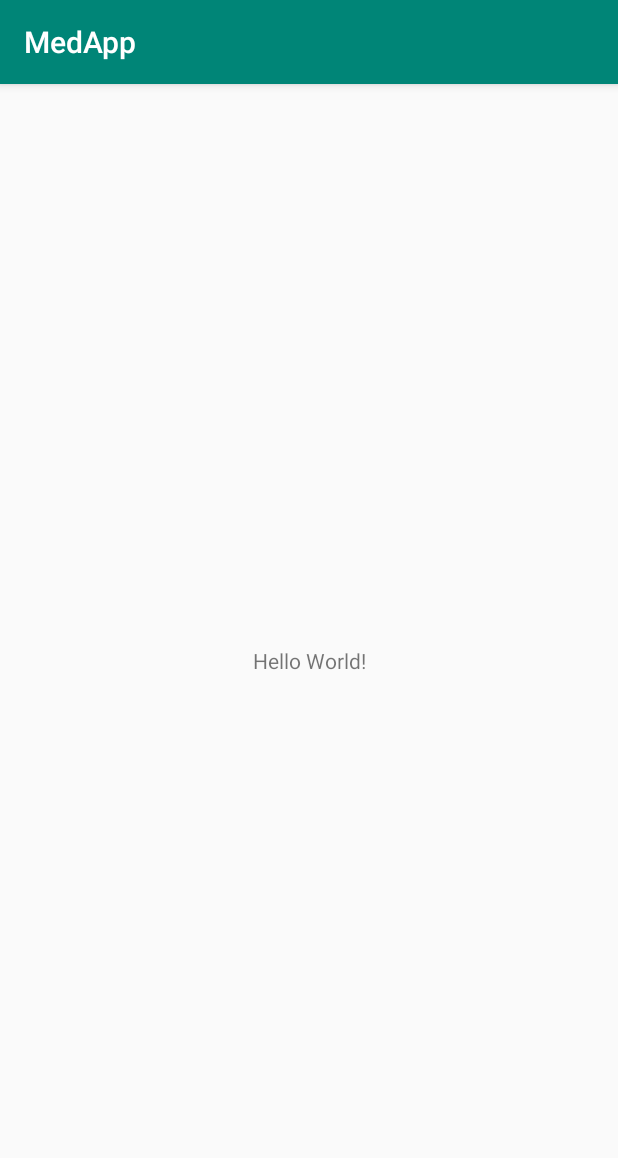
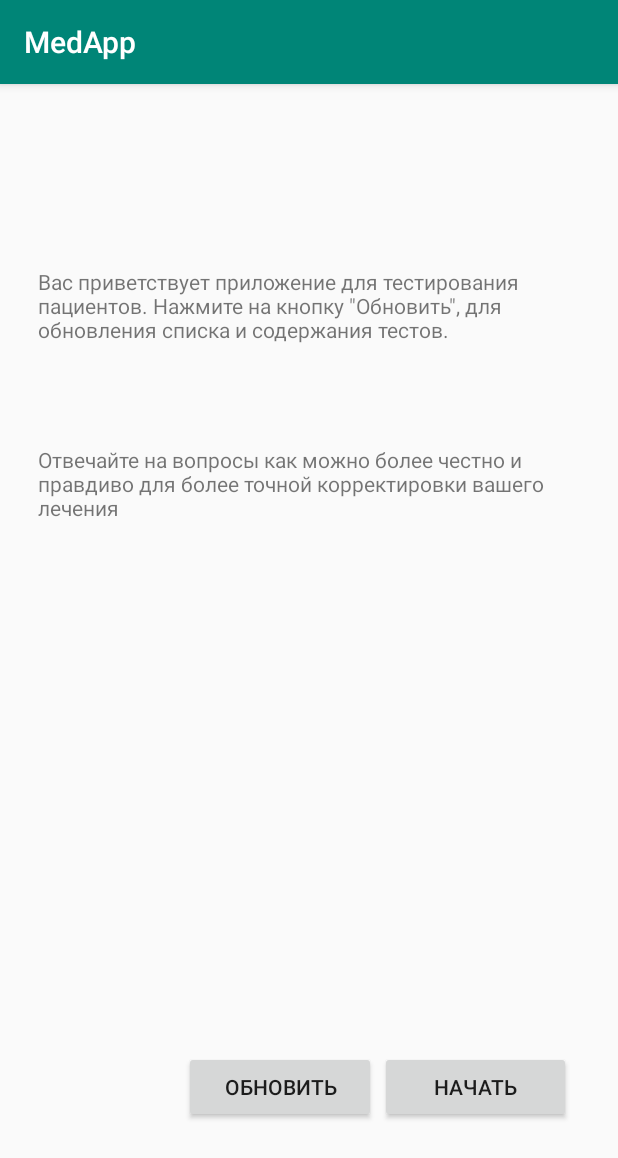
Before and after one commit to Nataliya21/MedApp1, an Android app: the screen it shows after launch (MainActivity), on a phone screen of 412 x 824 dp. Shown: the top 1158 px of the screen. Run offline under Robolectric (Android 15) with nearby library versions, the phone set to English and light mode, and no system bars.

Commit message:
Начальное окно приложения

```diff
--- a/app/src/main/AndroidManifest.xml
+++ b/app/src/main/AndroidManifest.xml
@@ -1,6 +1,6 @@
 <?xml version="1.0" encoding="utf-8"?>
 <manifest xmlns:android="http://schemas.android.com/apk/res/android"
-    package="com.example.medapp" >
+    package="com.example.medapp">
 
     <application
         android:allowBackup="true"
@@ -8,8 +8,8 @@
         android:label="@string/app_name"
         android:roundIcon="@mipmap/ic_launcher_round"
         android:supportsRtl="true"
-        android:theme="@style/AppTheme" >
-        <activity android:name=".MainActivity" >
+        android:theme="@style/AppTheme">
+        <activity android:name=".MainActivity">
             <intent-filter>
                 <action android:name="android.intent.action.MAIN" />
 
--- a/app/src/main/res/layout/activity_main.xml
+++ b/app/src/main/res/layout/activity_main.xml
@@ -1,19 +1,75 @@
 <?xml version="1.0" encoding="utf-8"?>
-<android.support.constraint.ConstraintLayout
-    xmlns:android="http://schemas.android.com/apk/res/android"
+<android.support.constraint.ConstraintLayout xmlns:android="http://schemas.android.com/apk/res/android"
+    xmlns:app="http://schemas.android.com/apk/res-auto"
     xmlns:tools="http://schemas.android.com/tools"
-    xmlns:app="http://schemas.android.com/apk/res-auto"
     android:layout_width="match_parent"
     android:layout_height="match_parent"
     tools:context=".MainActivity">
 
     <TextView
-        android:layout_width="wrap_content"
-        android:layout_height="wrap_content"
-        android:text="Hello World!"
+        android:id="@+id/tv1"
+        android:layout_width="360dp"
+        android:layout_height="79dp"
+        android:text='Вас приветствует приложение для тестирования пациентов. Нажмите на кнопку "Обновить", для обновления списка и содержания тестов. '
         app:layout_constraintBottom_toBottomOf="parent"
+        app:layout_constraintHorizontal_bias="0.49"
         app:layout_constraintLeft_toLeftOf="parent"
         app:layout_constraintRight_toRightOf="parent"
-        app:layout_constraintTop_toTopOf="parent" />
+        app:layout_constraintTop_toTopOf="parent"
+        app:layout_constraintVertical_bias="0.177" />
+
+    <TextView
+        android:id="@+id/tv2"
+        android:layout_width="343dp"
+        android:layout_height="wrap_content"
+        android:layout_marginStart="8dp"
+        android:layout_marginLeft="8dp"
+        android:layout_marginTop="8dp"
+        android:layout_marginEnd="8dp"
+        android:layout_marginRight="8dp"
+        android:layout_marginBottom="8dp"
+        android:text="Отвечайте на вопросы как можно более честно и правдиво для более точной корректировки вашего лечения"
+        app:layout_constraintBottom_toBottomOf="parent"
+        app:layout_constraintEnd_toEndOf="parent"
+        app:layout_constraintHorizontal_bias="0.326"
+        app:layout_constraintStart_toStartOf="parent"
+        app:layout_constraintTop_toTopOf="parent"
+        app:layout_constraintVertical_bias="0.332" />
+
+    <Button
+        android:id="@+id/Refresh"
+        android:layout_width="128dp"
+        android:layout_height="wrap_content"
+        android:layout_marginStart="8dp"
+        android:layout_marginLeft="8dp"
+        android:layout_marginTop="8dp"
+        android:layout_marginEnd="8dp"
+        android:layout_marginRight="8dp"
+        android:layout_marginBottom="8dp"
+        android:text="Обновить"
+        app:layout_constraintBottom_toBottomOf="parent"
+        app:layout_constraintEnd_toEndOf="parent"
+        app:layout_constraintHorizontal_bias="0.429"
+        app:layout_constraintStart_toStartOf="parent"
+        app:layout_constraintTop_toTopOf="parent"
+        app:layout_constraintVertical_bias="0.904" />
+
+    <Button
+        android:id="@+id/Start"
+        android:layout_width="127dp"
+        android:layout_height="wrap_content"
+        android:layout_marginStart="8dp"
+        android:layout_marginLeft="8dp"
+        android:layout_marginTop="8dp"
+        android:layout_marginEnd="8dp"
+        android:layout_marginRight="8dp"
+        android:layout_marginBottom="8dp"
+        android:text="Начать"
+        app:layout_constraintBottom_toBottomOf="parent"
+        app:layout_constraintEnd_toEndOf="parent"
+        app:layout_constraintHorizontal_bias="0.912"
+        app:layout_constraintStart_toStartOf="parent"
+        app:layout_constraintTop_toTopOf="parent"
+        app:layout_constraintVertical_bias="0.904" />
 
 </android.support.constraint.ConstraintLayout>
--- a/app/src/main/res/mipmap-anydpi-v26/ic_launcher.xml
+++ b/app/src/main/res/mipmap-anydpi-v26/ic_launcher.xml
@@ -1,5 +1,5 @@
 <?xml version="1.0" encoding="utf-8"?>
 <adaptive-icon xmlns:android="http://schemas.android.com/apk/res/android">
-    <background android:drawable="@drawable/ic_launcher_background"/>
-    <foreground android:drawable="@drawable/ic_launcher_foreground"/>
+    <background android:drawable="@drawable/ic_launcher_background" />
+    <foreground android:drawable="@drawable/ic_launcher_foreground" />
 </adaptive-icon>
--- a/app/src/main/res/mipmap-anydpi-v26/ic_launcher_round.xml
+++ b/app/src/main/res/mipmap-anydpi-v26/ic_launcher_round.xml
@@ -1,5 +1,5 @@
 <?xml version="1.0" encoding="utf-8"?>
 <adaptive-icon xmlns:android="http://schemas.android.com/apk/res/android">
-    <background android:drawable="@drawable/ic_launcher_background"/>
-    <foreground android:drawable="@drawable/ic_launcher_foreground"/>
+    <background android:drawable="@drawable/ic_launcher_background" />
+    <foreground android:drawable="@drawable/ic_launcher_foreground" />
 </adaptive-icon>
--- a/gradle.properties
+++ b/gradle.properties
@@ -1,16 +1,12 @@
 # Project-wide Gradle settings.
-
 # IDE (e.g. Android Studio) users:
 # Gradle settings configured through the IDE *will override*
 # any settings specified in this file.
-
 # For more details on how to configure your build environment visit
 # http://www.gradle.org/docs/current/userguide/build_environment.html
-
 # Specifies the JVM arguments used for the daemon process.
 # The setting is particularly useful for tweaking memory settings.
 org.gradle.jvmargs=-Xmx1536m
-
 # When configured, Gradle will run in incubating parallel mode.
 # This option should only be used with decoupled projects. More details, visit
 # http://www.gradle.org/docs/current/userguide/multi_project_builds.html#sec:decoupled_projects
```
Also changed, not shown: app/src/main/res/drawable-v24/ic_launcher_foreground.xml (+6 -6 lines), app/src/main/res/drawable/ic_launcher_background.xml (+166 -70 lines).
